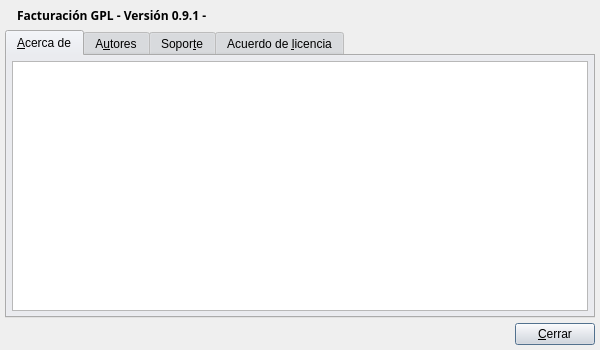
The window that bulmages/bulmafact/src/aboutbase.ui (eboladev/Bulmages-1) describes before a commit, drawn with Qt 5.
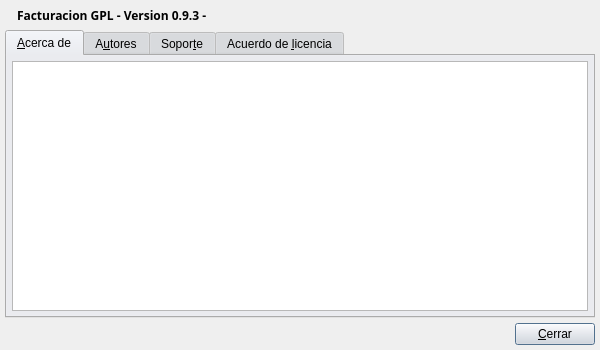
The same window after the commit. Icons and pictures are not drawn.

Commit message: Con este 'commit' se deja todo preparado para sacar la version 0.9.3 de BulmaGes. Gracias a todos por hacer que el proyecto vaya logrando metas.

```diff
--- a/bulmages/bulmafact/src/aboutbase.ui
+++ b/bulmages/bulmafact/src/aboutbase.ui
@@ -551,7 +551,7 @@
           </font>
          </property>
          <property name="text" >
-          <string>Facturación GPL - Versión 0.9.1 -</string>
+          <string>Facturacion GPL - Version 0.9.3 -</string>
          </property>
         </widget>
        </item>
```
The commit also changes 89 other files.
